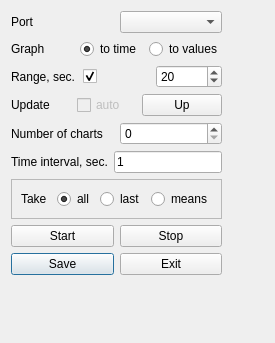
Before: the Qt Designer form Recorder_for_MCU/info_dialog.ui in new99/Recorder_for_MCU, drawn with Qt 5.
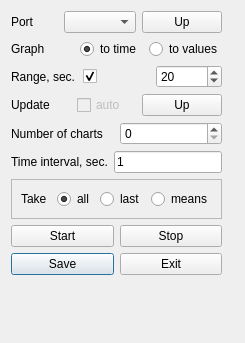
After: the same form once the commit is applied.

Commit message: добавлена кнопка для обновление списка портов

Patch:
```diff
--- a/Recorder_for_MCU/info_dialog.ui
+++ b/Recorder_for_MCU/info_dialog.ui
@@ -6,7 +6,7 @@
    <rect>
     <x>0</x>
     <y>0</y>
-    <width>275</width>
+    <width>245</width>
     <height>343</height>
    </rect>
   </property>
@@ -149,6 +149,13 @@
        <item>
         <widget class="QComboBox" name="comboBox"/>
        </item>
+       <item>
+        <widget class="QPushButton" name="pushButton_2">
+         <property name="text">
+          <string>Up</string>
+         </property>
+        </widget>
+       </item>
       </layout>
      </item>
      <item row="4" column="0">
```
Left out of the diff: 92 changed lines with no effect on the pictures. The commit also changes 5 other files.
